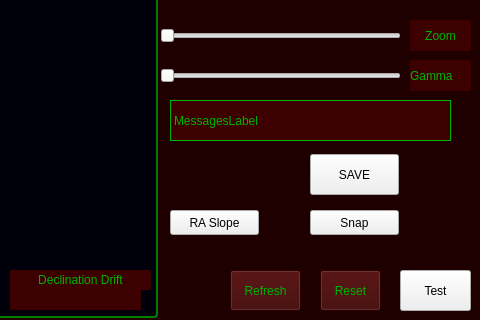
This is guider.ui in radmilofelix/PiGuider as Qt 5 draws it before an edit; both pictures show x 320 to 800 and y 160 to 480 of the 800 by 480 pixel window. The edited form follows.
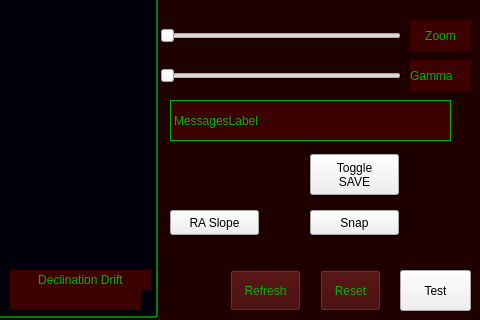
This is the edited form. Icons and pictures are not drawn. Custom widgets are drawn as their Qt base class.

Patch:
```diff
--- a/guider.ui
+++ b/guider.ui
@@ -1049,7 +1049,8 @@
     </rect>
    </property>
    <property name="text">
-    <string>SAVE</string>
+    <string>Toggle
+SAVE</string>
    </property>
   </widget>
  </widget>
```
